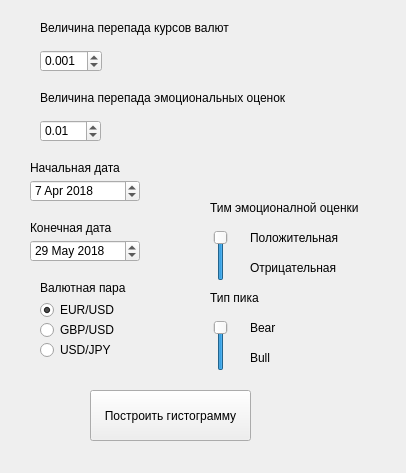
Old version of the form gui_forms/histogram_drawer_form.ui in the repository TOXMEH/Emotional-Peak-Analyzer.
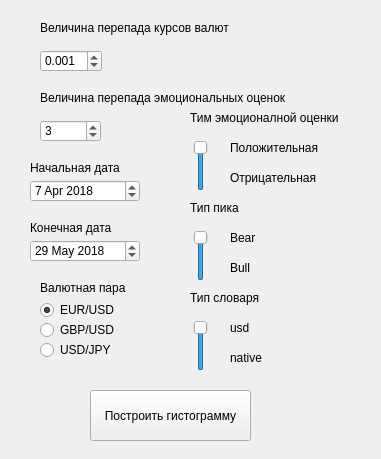
New version of the form.

The edit to the form file:
```diff
--- a/gui_forms/histogram_drawer_form.ui
+++ b/gui_forms/histogram_drawer_form.ui
@@ -6,8 +6,8 @@
    <rect>
     <x>0</x>
     <y>0</y>
-    <width>406</width>
-    <height>473</height>
+       <width>381</width>
+       <height>459</height>
    </rect>
   </property>
   <property name="windowTitle">
@@ -147,8 +147,8 @@
   <widget class="QLabel" name="label_5">
    <property name="geometry">
     <rect>
-     <x>210</x>
-     <y>200</y>
+        <x>190</x>
+        <y>110</y>
      <width>161</width>
      <height>16</height>
     </rect>
@@ -160,8 +160,8 @@
   <widget class="QSlider" name="verticalSlider">
    <property name="geometry">
     <rect>
-     <x>210</x>
-     <y>230</y>
+        <x>190</x>
+        <y>140</y>
      <width>22</width>
      <height>51</height>
     </rect>
@@ -179,8 +179,8 @@
   <widget class="QLabel" name="label_6">
    <property name="geometry">
     <rect>
-     <x>250</x>
-     <y>230</y>
+        <x>230</x>
+        <y>140</y>
      <width>101</width>
      <height>16</height>
     </rect>
@@ -192,8 +192,8 @@
   <widget class="QLabel" name="label_7">
    <property name="geometry">
     <rect>
-     <x>250</x>
-     <y>260</y>
+        <x>230</x>
+        <y>170</y>
      <width>101</width>
      <height>16</height>
     </rect>
@@ -205,8 +205,8 @@
   <widget class="QLabel" name="label_8">
    <property name="geometry">
     <rect>
-     <x>210</x>
-     <y>290</y>
+        <x>190</x>
+        <y>200</y>
      <width>161</width>
      <height>16</height>
     </rect>
@@ -218,8 +218,8 @@
   <widget class="QLabel" name="label_9">
    <property name="geometry">
     <rect>
-     <x>250</x>
-     <y>320</y>
+        <x>230</x>
+        <y>230</y>
      <width>101</width>
      <height>16</height>
     </rect>
@@ -231,8 +231,8 @@
   <widget class="QLabel" name="label_10">
    <property name="geometry">
     <rect>
-     <x>250</x>
-     <y>350</y>
+        <x>230</x>
+        <y>260</y>
      <width>101</width>
      <height>16</height>
     </rect>
@@ -244,8 +244,8 @@
   <widget class="QSlider" name="verticalSlider_2">
    <property name="geometry">
     <rect>
-     <x>210</x>
-     <y>320</y>
+        <x>190</x>
+        <y>230</y>
      <width>22</width>
      <height>51</height>
     </rect>
@@ -308,7 +308,7 @@
     <double>0.001000000000000</double>
    </property>
   </widget>
-  <widget class="QDoubleSpinBox" name="doubleSpinBox">
+     <widget class="QSpinBox" name="spinBox">
    <property name="geometry">
     <rect>
      <x>40</x>
@@ -317,14 +317,66 @@
      <height>22</height>
     </rect>
    </property>
-   <property name="maximum">
-    <double>10.000000000000000</double>
+         <property name="value">
+             <number>3</number>
+         </property>
+     </widget>
+     <widget class="QLabel" name="label_13">
+         <property name="geometry">
+             <rect>
+                 <x>230</x>
+                 <y>320</y>
+                 <width>101</width>
+                 <height>16</height>
+             </rect>
+         </property>
+         <property name="text">
+             <string>usd</string>
+         </property>
+     </widget>
+     <widget class="QLabel" name="label_14">
+         <property name="geometry">
+             <rect>
+                 <x>190</x>
+                 <y>290</y>
+                 <width>161</width>
+                 <height>16</height>
+             </rect>
+         </property>
+         <property name="text">
+             <string>Тип словаря</string>
+         </property>
+     </widget>
+     <widget class="QLabel" name="label_15">
+         <property name="geometry">
+             <rect>
+                 <x>230</x>
+                 <y>350</y>
+                 <width>101</width>
+                 <height>16</height>
+             </rect>
    </property>
-   <property name="singleStep">
-    <double>0.100000000000000</double>
+         <property name="text">
+             <string>native</string>
+         </property>
+     </widget>
+     <widget class="QSlider" name="verticalSlider_3">
+         <property name="geometry">
+             <rect>
+                 <x>190</x>
+                 <y>320</y>
+                 <width>22</width>
+                 <height>51</height>
+             </rect>
+         </property>
+         <property name="maximum">
+             <number>1</number>
    </property>
    <property name="value">
-    <double>0.010000000000000</double>
+       <number>1</number>
+   </property>
+         <property name="orientation">
+             <enum>Qt::Vertical</enum>
    </property>
   </widget>
  </widget>
```
